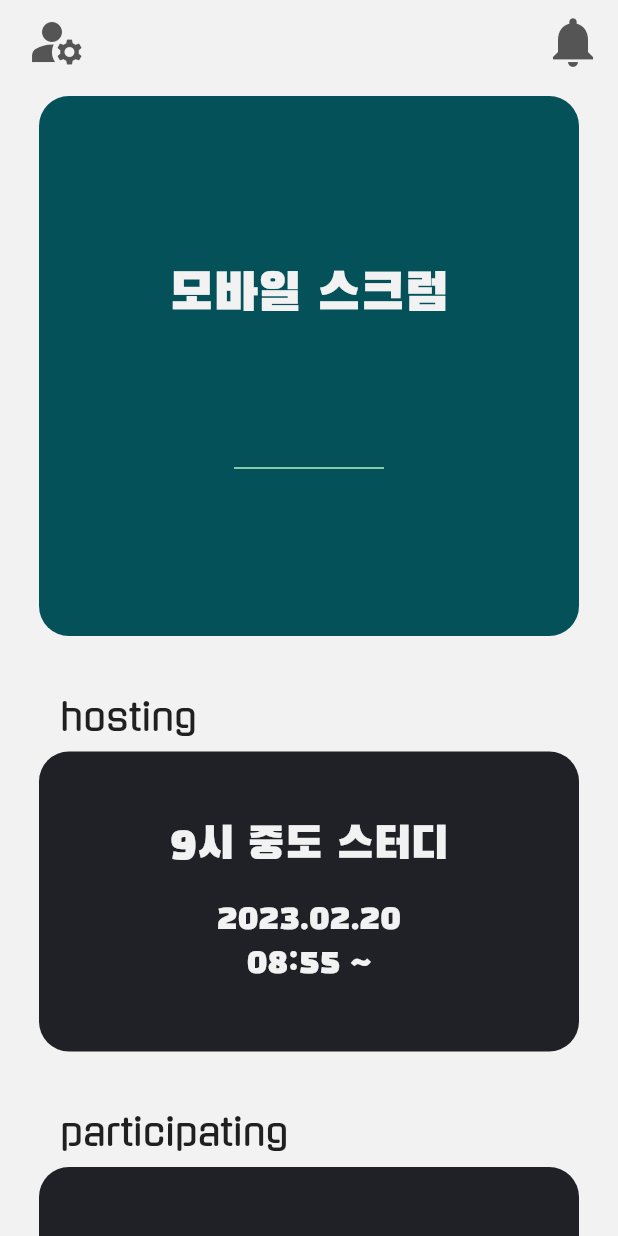
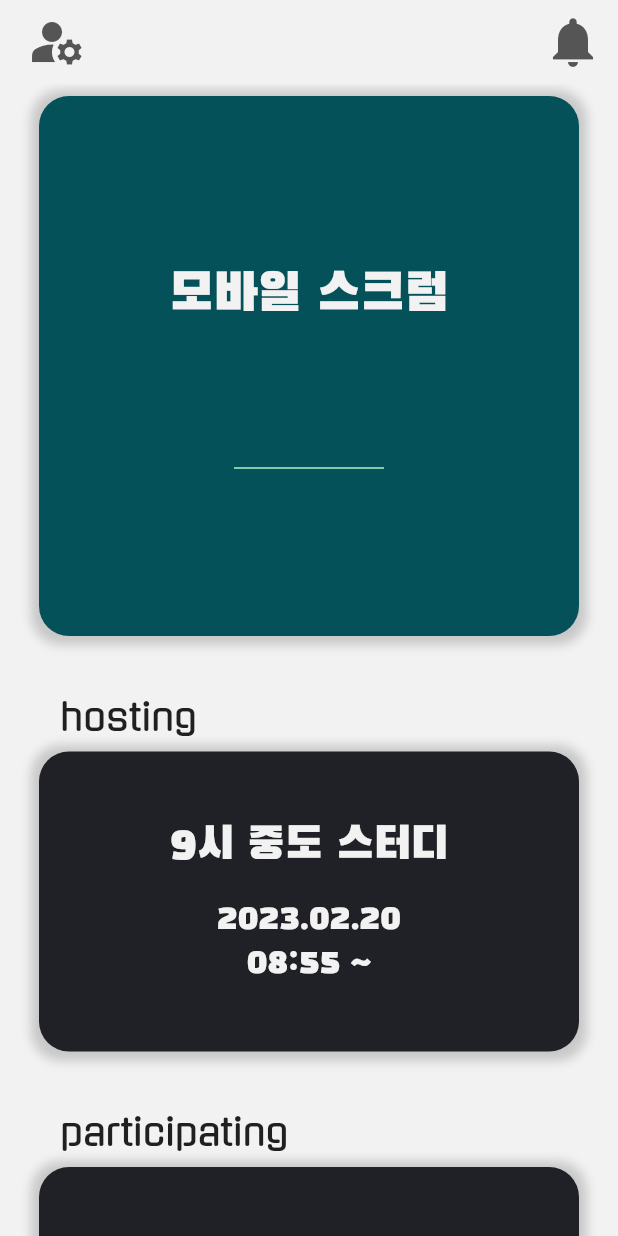
Before and after one commit to hfjxjjd123/Attendance_Moblie, a Flutter app: the MainScreen screen opened by its route, on a phone screen of 412 x 824 dp. Run offline on Flutter 3.47's test engine with Material 2 defaults, Android fonts, the phone set to English and light mode, and no system bars; our stand-ins replace beamer.

Commit message:
그림자 추가, BoxDecoration 명시

```diff
--- a/lib/main.dart
+++ b/lib/main.dart
@@ -31,5 +31,5 @@ class MyApp extends StatelessWidget {
 
 BeamerDelegate _routerDelegate = BeamerDelegate(
   locationBuilder: BeamerLocationBuilder(
-      beamLocations: [MainLocation()]),
+      beamLocations: [MainLocation(), GroupHostLocation(), GroupParticipantsLocation()]),
 );
--- /dev/null
+++ b/lib/view/components/event_box_decoration.dart
@@ -0,0 +1,16 @@
+import 'package:flutter/material.dart';
+
+import '../../const/colors.dart';
+
+BoxDecoration eventBoxDecoration = BoxDecoration(
+    boxShadow: [
+      BoxShadow(
+        color: Colors.grey.withOpacity(0.5),
+        spreadRadius: 5,
+        blurRadius: 5,
+        offset: Offset(0, 1),
+      ),
+    ],
+    borderRadius: BorderRadius.circular(20),
+    color: baseColor
+);
--- a/lib/view/components/host_event.dart
+++ b/lib/view/components/host_event.dart
@@ -1,5 +1,7 @@
+import 'package:beamer/beamer.dart';
 import 'package:flutter/material.dart';
 import 'package:gdsc_uos_atttendance/const/colors.dart';
+import 'package:gdsc_uos_atttendance/view/components/event_box_decoration.dart';
 
 class HostEvent extends StatelessWidget {
   HostEvent({Key? key, required this.event, required this.date, required this.time}) : super(key: key);
@@ -11,15 +13,12 @@ class HostEvent extends StatelessWidget {
       padding: EdgeInsets.all(8),
       child: GestureDetector(
         onTap: (){
-          //Navigate
+          Beamer.of(context).beamToNamed("/group_host");
         },
         child: Container(
           width: 360,
           height: 200,
-          decoration: BoxDecoration(
-            borderRadius: BorderRadius.circular(20),
-            color: baseColor
-          ),
+          decoration: eventBoxDecoration,
           child: Column(
             mainAxisAlignment: MainAxisAlignment.center,
             children: [
--- a/lib/view/components/participate_event.dart
+++ b/lib/view/components/participate_event.dart
@@ -1,5 +1,7 @@
+import 'package:beamer/beamer.dart';
 import 'package:flutter/material.dart';
 import 'package:gdsc_uos_atttendance/const/colors.dart';
+import 'package:gdsc_uos_atttendance/view/components/event_box_decoration.dart';
 
 class ParticipateEvent extends StatelessWidget {
   ParticipateEvent(
@@ -15,13 +17,12 @@ class ParticipateEvent extends StatelessWidget {
       padding: EdgeInsets.all(8),
       child: GestureDetector(
         onTap: () {
-          //Navigate
+          Beamer.of(context).beamToNamed("/group_participants");
         },
         child: Container(
           width: 360,
           height: 200,
-          decoration: BoxDecoration(
-              borderRadius: BorderRadius.circular(20), color: baseColor),
+          decoration: eventBoxDecoration,
           child: Column(
             mainAxisAlignment: MainAxisAlignment.center,
             children: [
--- /dev/null
+++ b/lib/view/components/realtime_event_box_decoration.dart
@@ -0,0 +1,16 @@
+import 'package:flutter/material.dart';
+
+import '../../const/colors.dart';
+
+BoxDecoration realtimeEventBoxDecoration = BoxDecoration(
+    boxShadow: [
+      BoxShadow(
+        color: Colors.grey.withOpacity(0.5),
+        spreadRadius: 5,
+        blurRadius: 5,
+        offset: Offset(0, 1),
+      ),
+    ],
+    borderRadius: BorderRadius.circular(20),
+    color: activeColor
+);
--- a/lib/view/components/realtime_participate_event.dart
+++ b/lib/view/components/realtime_participate_event.dart
@@ -1,5 +1,7 @@
 import 'package:flutter/material.dart';
 import 'package:gdsc_uos_atttendance/const/colors.dart';
+import 'package:gdsc_uos_atttendance/view/components/event_box_decoration.dart';
+import 'package:gdsc_uos_atttendance/view/components/realtime_event_box_decoration.dart';
 
 class RealtimeParticipateEvent extends StatelessWidget {
   RealtimeParticipateEvent({Key? key, required this.event})
@@ -13,8 +15,7 @@ class RealtimeParticipateEvent extends StatelessWidget {
       child: Container(
         width: 360,
         height: 360,
-        decoration: BoxDecoration(
-            borderRadius: BorderRadius.circular(20), color: activeColor),
+        decoration: realtimeEventBoxDecoration,
         child: Column(
           mainAxisAlignment: MainAxisAlignment.center,
           children: [
```
Also changed, not shown: lib/router/location.dart (+40 -0 lines), lib/view/components/realtime_host_event.dart (+8 -3 lines), lib/view/screens/group_host_screen.dart (added, +18 -0 lines), lib/view/screens/group_participants_screen.dart (added, +18 -0 lines).
